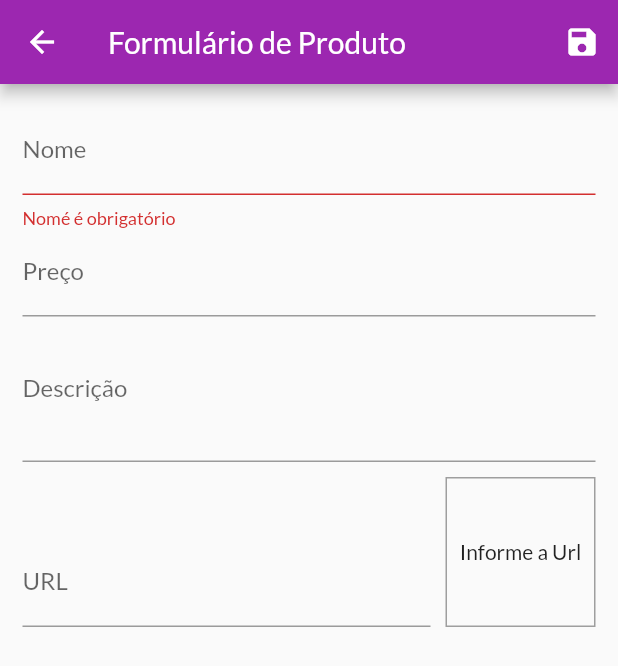
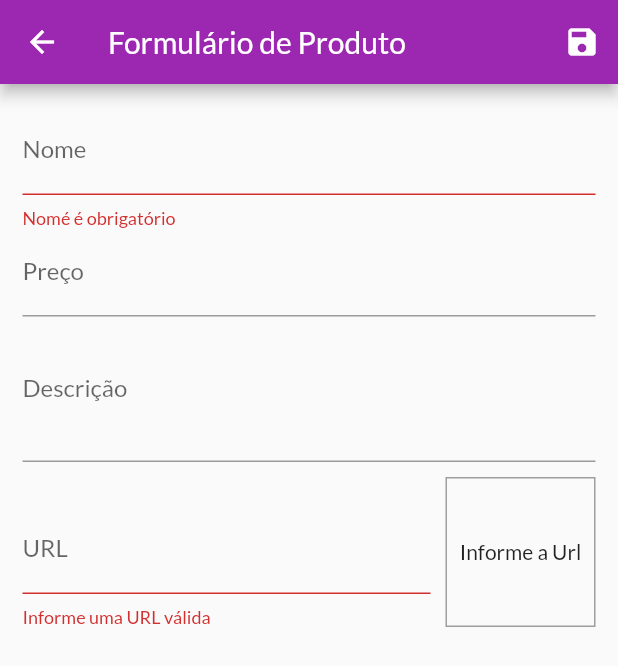
Before and after one commit to pjfernandes/shop, a Flutter app: the ProductFormPage screen opened by its route, after a tap on the "save" icon, on a phone screen of 412 x 824 dp. Shown: the top 666 px of the screen. Run offline on Flutter 3.47's test engine with Material 2 defaults, Android fonts, the phone set to English and light mode, and no system bars; network calls fail.

Commit message:
url validator added

```diff
--- a/lib/pages/product_form_page.dart
+++ b/lib/pages/product_form_page.dart
@@ -36,6 +36,15 @@ class _ProductFormPageState extends State<ProductFormPage> {
 
   void updateImage() {
     setState(() {});
+  }
+
+  bool isValidUrl(String url) {
+    bool isValidUrl = Uri.tryParse(url)?.hasAbsolutePath ?? false;
+    bool endsWithFile = url.toLowerCase().endsWith('png') ||
+        url.toLowerCase().endsWith('jpg') ||
+        url.toLowerCase().endsWith('jpeg');
+
+    return isValidUrl && endsWithFile;
   }
 
   void submitForm() {
@@ -128,6 +137,15 @@ class _ProductFormPageState extends State<ProductFormPage> {
                       controller: imageUrlController,
                       onSaved: (imageUrl) =>
                           formData['imageUrl'] = imageUrl ?? '',
+                      validator: (_url) {
+                        final url = _url ?? '';
+
+                        if (!isValidUrl(url)) {
+                          return "Informe uma URL válida";
+                        } else {
+                          return null;
+                        }
+                      },
                     ),
                   ),
                   Container(
```
